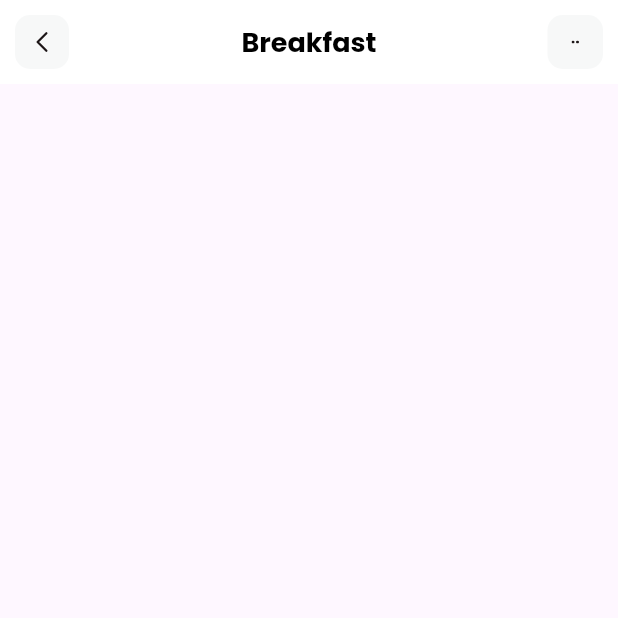
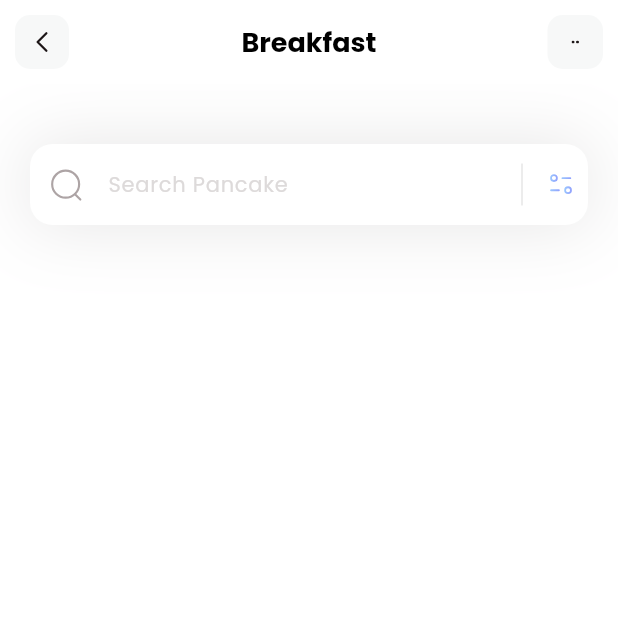
Before and after one commit to ethan-frot/Fitness-app, a Flutter app: the screen it shows after launch, on a phone screen of 412 x 824 dp, the top half of it. Run offline on Flutter 3.47's test engine with Material 3 defaults, Android fonts, the phone set to English and light mode, and no system bars; our stand-ins replace flutter_svg.

Commit message:
✨Add searchField

```diff
--- a/lib/pages/home.dart
+++ b/lib/pages/home.dart
@@ -7,7 +7,57 @@
   @override
   Widget build(BuildContext context) {
     return Scaffold(
-      appBar: appBar(),
+        appBar: appBar(),
+        backgroundColor: Colors.white,
+        body: Column(
+          children: [_searchField()],
+        ));
+  }
+
+  Container _searchField() {
+    return Container(
+      margin: EdgeInsets.only(top: 40, left: 20, right: 20),
+      decoration: BoxDecoration(boxShadow: [
+        BoxShadow(
+            color: Color(0xff1D1617).withOpacity(0.11),
+            blurRadius: 40,
+            spreadRadius: 0.0)
+      ]),
+      child: TextField(
+        decoration: InputDecoration(
+            filled: true,
+            fillColor: Colors.white,
+            contentPadding: EdgeInsets.all(15),
+            hintText: 'Search Pancake',
+            hintStyle: TextStyle(color: Color(0xffDDDADA), fontSize: 14),
+            prefixIcon: Padding(
+              padding: const EdgeInsets.all(12.0),
+              child: SvgPicture.asset('assets/icons/Search.svg'),
+            ),
+            suffixIcon: Container(
+              width: 100,
+              child: IntrinsicHeight(
+                child: Row(
+                  mainAxisAlignment: MainAxisAlignment.end,
+                  children: [
+                    VerticalDivider(
+                      color: Colors.black,
+                      indent: 10,
+                      endIndent: 10,
+                      thickness: 0.1,
+                    ),
+                    Padding(
+                      padding: const EdgeInsets.all(8.0),
+                      child: SvgPicture.asset('assets/icons/Filter.svg'),
+                    ),
+                  ],
+                ),
+              ),
+            ),
+            border: OutlineInputBorder(
+                borderRadius: BorderRadius.circular(15),
+                borderSide: BorderSide.none)),
+      ),
     );
   }
 
```
Also changed, not shown: assets/icons/Filter.svg (added), assets/icons/Search.svg (added).
